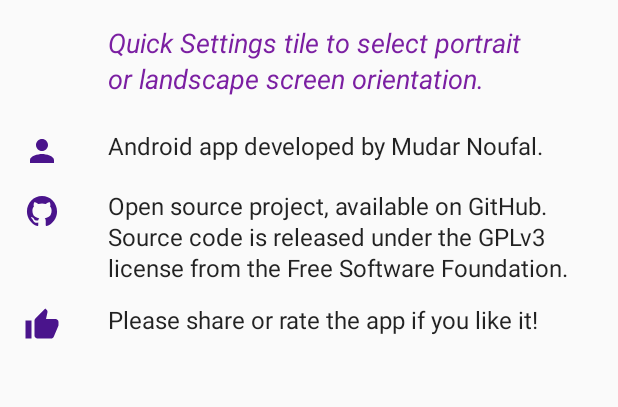
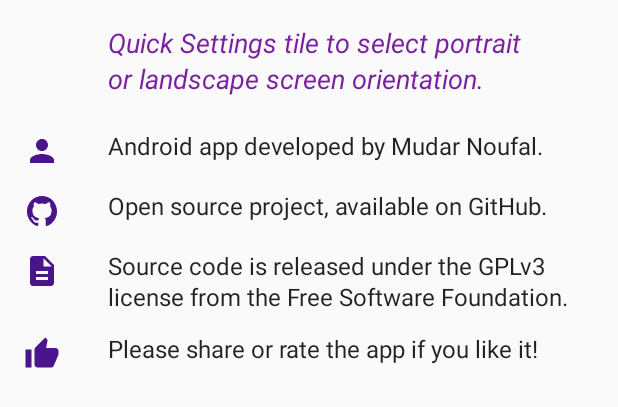
Before and after one commit to mudar/RotationQuickSetting, an Android app: the layout fragment_about.xml on its own in the app's theme, with its tools: preview values and no code run, on a phone screen of 412 x 824 dp. Shown: the top 407 px of the screen. Run offline under Robolectric (Android 15) with nearby library versions, the light colour scheme and no system bars.

Commit message:
Moved EULA button to About bottomSheet

```diff
--- a/app/src/main/java/ca/mudar/rotationquicksetting/Const.java
+++ b/app/src/main/java/ca/mudar/rotationquicksetting/Const.java
@@ -20,7 +20,6 @@
         String PERMISSION_GRANTED = "prefs_permission_granted";
         String HELP = "prefs_help";
         String ABOUT = "prefs_about";
-        String EULA = "prefs_eula";
         String HAS_ONBOARDING = "has_onboarding";
         String HAS_HELP = "has_help";
     }
--- a/app/src/main/java/ca/mudar/rotationquicksetting/ui/AboutBottomSheetFragment.java
+++ b/app/src/main/java/ca/mudar/rotationquicksetting/ui/AboutBottomSheetFragment.java
@@ -39,6 +39,8 @@
             showWebsite(R.string.url_mudar_ca);
         } else if (id == R.id.about_source_code) {
             showWebsite(R.string.url_github);
+        } else if (id == R.id.about_license) {
+            startActivity(EulaActivity.newIntent(getActivity()));
         } else if (id == R.id.about_rate_app) {
             showWebsite(R.string.url_playstore);
         }
@@ -47,6 +49,7 @@
     private void setupListeners(View view) {
         view.findViewById(R.id.about_credits).setOnClickListener(this);
         view.findViewById(R.id.about_source_code).setOnClickListener(this);
+        view.findViewById(R.id.about_license).setOnClickListener(this);
         view.findViewById(R.id.about_rate_app).setOnClickListener(this);
     }
 
--- /dev/null
+++ b/app/src/main/res/drawable/ic_description.xml
@@ -0,0 +1,9 @@
+<vector xmlns:android="http://schemas.android.com/apk/res/android"
+    android:width="24dp"
+    android:height="24dp"
+    android:viewportHeight="24.0"
+    android:viewportWidth="24.0">
+    <path
+        android:fillColor="@color/icon_about"
+        android:pathData="M14,2L6,2c-1.1,0 -1.99,0.9 -1.99,2L4,20c0,1.1 0.89,2 1.99,2L18,22c1.1,0 2,-0.9 2,-2L20,8l-6,-6zM16,18L8,18v-2h8v2zM16,14L8,14v-2h8v2zM13,9L13,3.5L18.5,9L13,9z" />
+</vector>
--- a/app/src/main/res/layout/fragment_about.xml
+++ b/app/src/main/res/layout/fragment_about.xml
@@ -58,6 +58,27 @@
             android:text="@string/about_source_code" />
     </LinearLayout>
 
+
+    <LinearLayout
+        android:id="@+id/about_license"
+        style="@style/AboutRow"
+        android:layout_width="match_parent"
+        android:layout_height="wrap_content"
+        android:orientation="horizontal">
+
+        <ImageView
+            android:layout_width="24dp"
+            android:layout_height="24dp"
+            android:contentDescription="@string/desc_about_license"
+            android:src="@drawable/ic_description" />
+
+        <TextView
+            style="@style/AboutContentText"
+            android:layout_width="match_parent"
+            android:layout_height="wrap_content"
+            android:text="@string/about_license" />
+    </LinearLayout>
+
     <LinearLayout
         android:id="@+id/about_rate_app"
         style="@style/AboutRow"
--- a/app/src/main/res/values/strings.xml
+++ b/app/src/main/res/values/strings.xml
@@ -24,14 +24,13 @@
     <string name="prefs_help_summary">How to add a custom Quick Settings tile</string>
     <string name="prefs_about_title">About</string>
     <string name="prefs_about_summary">Version %s</string>
-    <string name="prefs_eula_title">License</string>
-    <string name="prefs_eula_summary">GNU General Public License</string>
 
     <!--About-->
     <string name="about_subtitle">Quick Settings tile to&#160;select portrait or&#160;landscape screen orientation.</string>
     <!--<string name="about_accelerometer_fix">Software fix for&#160;devices with accelerometer auto‑rotation issues.</string>-->
     <string name="about_credits">Android app developed by Mudar&#160;Noufal.</string>
-    <string name="about_source_code">Open source project, available on GitHub. Source code is released under the GPLv3 license from the Free Software Foundation.</string>
+    <string name="about_source_code">Open source project, available on GitHub.</string>
+    <string name="about_license">Source code is released under the GPLv3 license from the Free Software Foundation.</string>
     <string name="about_rate_app">Please share or rate the app if you like it!</string>
 
     <!--Onboarding-->
@@ -53,6 +52,7 @@
     <!--Accessibility-->
     <string name="desc_about_credits">Credits</string>
     <string name="desc_about_source_code">Source code</string>
+    <string name="desc_about_license">License</string>
     <string name="desc_about_rate">Rate app</string>
 
 </resources>
--- a/app/src/main/res/values/strings_common.xml
+++ b/app/src/main/res/values/strings_common.xml
@@ -13,6 +13,5 @@
     <string name="prefs_key_auto_rotate">prefs_auto_rotate</string>
     <string name="prefs_key_help">prefs_help</string>
     <string name="prefs_key_about">prefs_about</string>
-    <string name="prefs_key_eula">prefs_eula</string>
 
 </resources>
--- a/app/src/main/res/xml/prefs_settings.xml
+++ b/app/src/main/res/xml/prefs_settings.xml
@@ -33,9 +33,5 @@
         <Preference
             android:key="@string/prefs_key_about"
             android:title="@string/prefs_about_title" />
-        <Preference
-            android:key="@string/prefs_key_eula"
-            android:summary="@string/prefs_eula_summary"
-            android:title="@string/prefs_eula_title" />
     </PreferenceCategory>
 </PreferenceScreen>
```
Also changed, not shown: app/src/main/java/ca/mudar/rotationquicksetting/ui/MainActivity.java (+0 -9 lines), app/src/main/java/ca/mudar/rotationquicksetting/ui/SettingsFragment.java (+3 -11 lines).
